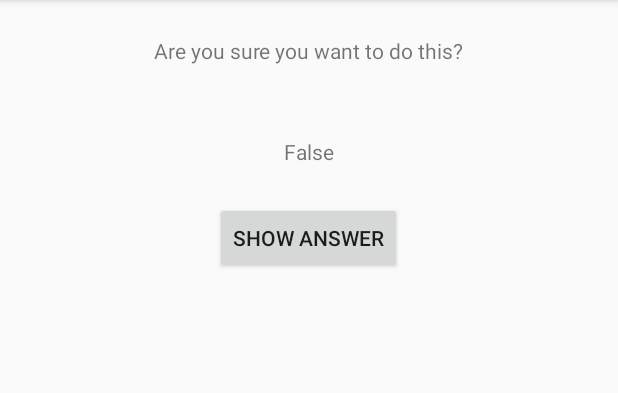
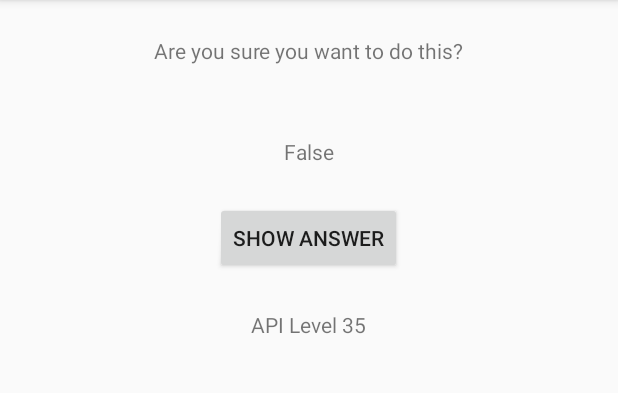
Before and after one commit to paularintaharri/GeoQuiz, an Android app: the CheatActivity screen opened directly, with no data from a screen before it, after a tap on "SHOW ANSWER", on a phone screen of 412 x 824 dp, the part 84-477 px from its top. Run offline under Robolectric (Android 15) with nearby library versions, the phone set to English and light mode, and no system bars.

Commit message:
Added Api Level to CheatActivity view

```diff
--- a/app/src/main/java/com/bignerdranch/android/geoquiz/CheatActivity.java
+++ b/app/src/main/java/com/bignerdranch/android/geoquiz/CheatActivity.java
@@ -1,11 +1,15 @@
 package com.bignerdranch.android.geoquiz;
 
+import android.animation.Animator;
+import android.animation.AnimatorListenerAdapter;
 import android.content.Context;
 import android.content.Intent;
+import android.os.Build;
 import android.support.v7.app.AppCompatActivity;
 import android.os.Bundle;
 import android.util.Log;
 import android.view.View;
+import android.view.ViewAnimationUtils;
 import android.widget.Button;
 import android.widget.TextView;
 
@@ -19,6 +23,7 @@ public class CheatActivity extends AppCompatActivity {
     private boolean mAnswerIsTrue;
     private TextView mAnswerTextView;
     private Button mShowAnswerButton;
+    private TextView mApiLevel;
 
     private static final String TAG ="CheatActivity";
     private static final String KEY_ANSWER = "anwsered";
@@ -46,6 +51,10 @@ public class CheatActivity extends AppCompatActivity {
             mA=savedInstanceState.getBoolean("mA");
         }
 
+        mApiLevel = (TextView)findViewById(R.id.api_level);
+        int ApiLevel = Build.VERSION.SDK_INT;
+        mApiLevel.setText("API Level " + ApiLevel);
+
         mAnswerIsTrue = getIntent().getBooleanExtra(EXTRA_ANSWER_IS_TRUE, false);
         mAnswerTextView = (TextView) findViewById(R.id.answer_text_view);
         mShowAnswerButton = (Button) findViewById(R.id.show_answer_button);
@@ -58,12 +67,29 @@ public class CheatActivity extends AppCompatActivity {
                     mAnswerTextView.setText(R.string.false_button);
                 }
                 setAnswerShownResult(true);
+
+                if (Build.VERSION.SDK_INT >= Build.VERSION_CODES.LOLLIPOP) {
+                    int cx = mShowAnswerButton.getWidth() / 2;
+                    int cy = mShowAnswerButton.getHeight() / 2;
+                    float radius = mShowAnswerButton.getWidth();
+                    Animator anim = ViewAnimationUtils.createCircularReveal(mShowAnswerButton, cx, cy, radius, 0);
+                    anim.addListener(new AnimatorListenerAdapter() {
+                        @Override
+                        public void onAnimationEnd(Animator animation) {
+                            super.onAnimationEnd(animation);
+                            mShowAnswerButton.setVisibility(View.INVISIBLE);
+                        }
+                    });
+                    anim.start();
+                } else {
+                    mShowAnswerButton.setVisibility(View.INVISIBLE);
+                }
             }
         });
     }
 
+
     private void setAnswerShownResult(boolean isAnswerShown) {
-        // add this line somewhere in this method
         mAnswerShow = isAnswerShown ? 1:0;
         Intent data = new Intent();
         data.putExtra(EXTRA_ANSWER_SHOWN, isAnswerShown);
--- a/app/src/main/java/com/bignerdranch/android/geoquiz/QuizActivity.java
+++ b/app/src/main/java/com/bignerdranch/android/geoquiz/QuizActivity.java
@@ -175,9 +175,6 @@ public class QuizActivity extends AppCompatActivity {
     }
 
     private void updateQuestion() {
-        Log.d(TAG, "index " + mCurrentIndex);
-        Log.d(TAG, "question " + mQuestionBank.length);
-
         setNextButtonEnabled(true);
         int question = mQuestionBank[mCurrentIndex].getTextResId();
         mQuestionTextView.setText(question);
--- a/app/src/main/res/layout/activity_cheat.xml
+++ b/app/src/main/res/layout/activity_cheat.xml
@@ -26,4 +26,11 @@
         android:layout_height="wrap_content"
         android:text="@string/show_answer_button"/>
 
+    <TextView
+        android:id="@+id/api_level"
+        android:layout_width="wrap_content"
+        android:layout_height="wrap_content"
+        android:padding="24dp"
+        tools:text="API level"/>
+
 </LinearLayout>
```
